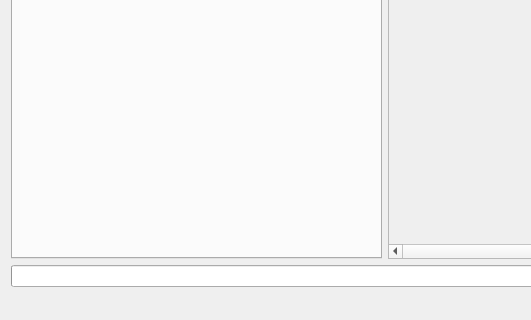
StrozhDima/df, file ui.ui: the form before one commit; both pictures show x 0 to 531 and y 339 to 659 of the 1125 by 659 pixel window.
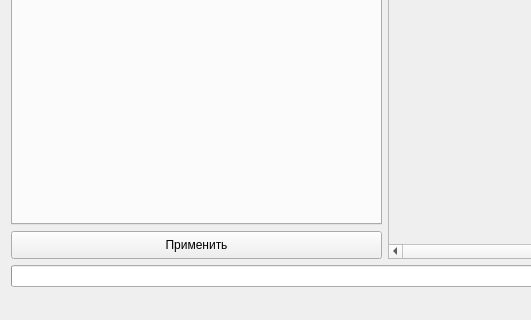
The form after the commit. The open tabs and pages were chosen to show the change. Icons and pictures are not drawn.

The edit to the form file:
```diff
--- a/ui.ui
+++ b/ui.ui
@@ -20,6 +20,8 @@
       <item>
        <layout class="QHBoxLayout" name="horizontalLayout">
         <item>
+         <layout class="QVBoxLayout" name="verticalLayout">
+          <item>
          <widget class="QTabWidget" name="tabWidget">
           <property name="sizePolicy">
            <sizepolicy hsizetype="Fixed" vsizetype="Preferred">
@@ -30,7 +32,7 @@
           <property name="minimumSize">
            <size>
             <width>371</width>
-            <height>511</height>
+              <height>481</height>
            </size>
           </property>
           <property name="currentIndex">
@@ -49,6 +51,27 @@
          </widget>
         </item>
         <item>
+           <widget class="QPushButton" name="push_button_apply">
+            <property name="sizePolicy">
+             <sizepolicy hsizetype="Fixed" vsizetype="Fixed">
+              <horstretch>0</horstretch>
+              <verstretch>0</verstretch>
+             </sizepolicy>
+            </property>
+            <property name="minimumSize">
+             <size>
+              <width>371</width>
+              <height>28</height>
+             </size>
+            </property>
+            <property name="text">
+             <string>Применить</string>
+            </property>
+           </widget>
+          </item>
+         </layout>
+        </item>
+        <item>
          <widget class="QScrollArea" name="scrollArea">
           <property name="sizePolicy">
            <sizepolicy hsizetype="Preferred" vsizetype="Preferred">
@@ -80,26 +103,6 @@
              <height>533</height>
             </size>
            </property>
-           <layout class="QVBoxLayout" name="verticalLayout">
-            <property name="spacing">
-             <number>0</number>
-            </property>
-            <property name="sizeConstraint">
-             <enum>QLayout::SetNoConstraint</enum>
-            </property>
-            <property name="leftMargin">
-             <number>0</number>
-            </property>
-            <property name="topMargin">
-             <number>0</number>
-            </property>
-            <property name="rightMargin">
-             <number>0</number>
-            </property>
-            <property name="bottomMargin">
-             <number>0</number>
-            </property>
-           </layout>
           </widget>
          </widget>
         </item>
```
Left out of the diff: 2 changed lines with no effect on the pictures. Lines whose indentation alone changed are shown as unchanged.
